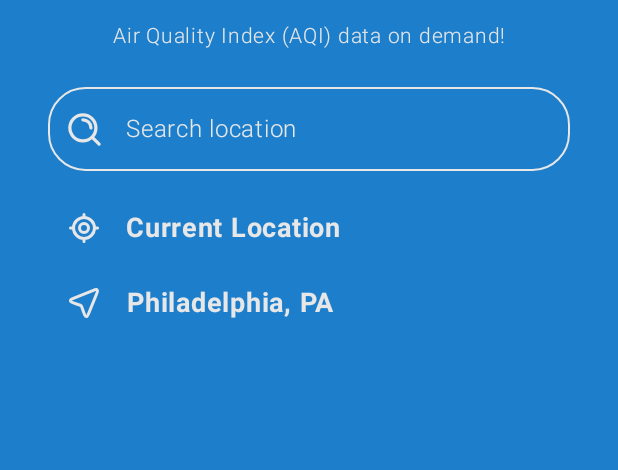
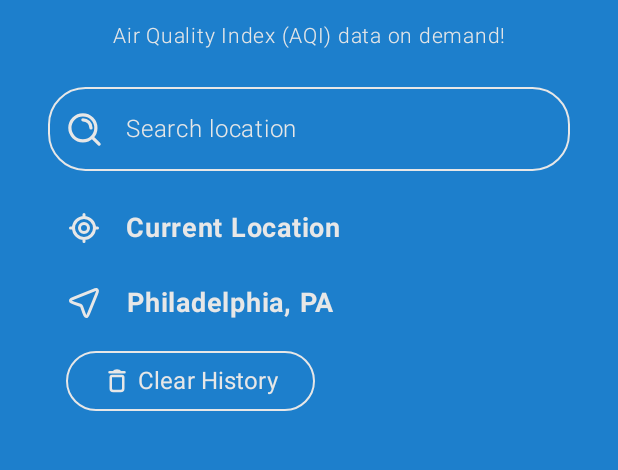
Before and after one commit to molson77/AirCheck, an Android app built with Jetpack Compose: the @Preview function LocationsPreview, on a phone screen of 412 x 824 dp, the part 253-723 px from its top. Run offline under Robolectric (Android 15) with nearby library versions, the light colour scheme and no system bars; our stand-ins replace Dagger/Hilt's generated code, Room's generated code, livedata-compose; network calls fail.

Commit message:
history deletion and error handling changes based on use case testing

```diff
--- a/app/src/main/java/com/example/aircheck/MainActivity.kt
+++ b/app/src/main/java/com/example/aircheck/MainActivity.kt
@@ -9,6 +9,7 @@ import androidx.activity.ComponentActivity
 import androidx.activity.compose.setContent
 import androidx.activity.result.contract.ActivityResultContracts
 import androidx.activity.viewModels
+import androidx.compose.foundation.BorderStroke
 import androidx.compose.foundation.clickable
 import androidx.compose.foundation.layout.Arrangement
 import androidx.compose.foundation.layout.Column
@@ -24,6 +25,8 @@ import androidx.compose.foundation.lazy.rememberLazyListState
 import androidx.compose.foundation.shape.RoundedCornerShape
 import androidx.compose.foundation.text.KeyboardActions
 import androidx.compose.foundation.text.KeyboardOptions
+import androidx.compose.material3.Button
+import androidx.compose.material3.ButtonDefaults
 import androidx.compose.material3.Icon
 import androidx.compose.material3.OutlinedTextField
 import androidx.compose.material3.OutlinedTextFieldDefaults
@@ -38,6 +41,7 @@ import androidx.compose.runtime.remember
 import androidx.compose.runtime.setValue
 import androidx.compose.ui.Alignment
 import androidx.compose.ui.Modifier
+import androidx.compose.ui.graphics.Color
 import androidx.compose.ui.res.colorResource
 import androidx.compose.ui.res.painterResource
 import androidx.compose.ui.res.stringResource
@@ -110,8 +114,8 @@ class MainActivity : ComponentActivity() {
                         onCurrentLocationSelected = {
                             getCurrentLocation()
                         },
-                        onSearchLocation = {
-
+                        onClearHistory = {
+                            viewModel.clearLocationHistory()
                         },
                         modifier = Modifier.fillMaxSize()
                     )
@@ -149,7 +153,7 @@ fun LandingPage(
     onLocationSelected: (Location) -> Unit,
     onSuggestionSelected: (Location) -> Unit,
     onCurrentLocationSelected: () -> Unit,
-    onSearchLocation: (String) -> Unit,
+    onClearHistory: () -> Unit,
     modifier: Modifier
 ) {
 
@@ -168,7 +172,7 @@ fun LandingPage(
             onLocationSelected = {onLocationSelected(it)},
             onSuggestionSelected = {onSuggestionSelected(it)},
             onCurrentLocationSelected = {onCurrentLocationSelected.invoke()},
-            onSearchLocation = {onSearchLocation.invoke(it)}
+            onClearHistory = {onClearHistory.invoke()}
         )
     }
 }
@@ -213,7 +217,7 @@ fun SearchAndHistory(
     onLocationSelected: (Location) -> Unit,
     onSuggestionSelected: (Location) -> Unit,
     onCurrentLocationSelected: () -> Unit,
-    onSearchLocation: (String) -> Unit,
+    onClearHistory:() -> Unit,
     modifier: Modifier = Modifier
 ) {
 
@@ -293,6 +297,7 @@ fun SearchAndHistory(
                         address = address,
                         onLocationSelected = {
                             onSuggestionSelected.invoke(it)
+                            query = ""
                         }
                     )
                 }
@@ -313,8 +318,39 @@ fun SearchAndHistory(
                     )
                 }
             }
+            if (locationList.isNotEmpty()) {
+                item {
+                    Button(
+                        onClick = {
+                            onClearHistory.invoke()
+                        },
+                        colors = ButtonDefaults.buttonColors(
+                            containerColor = colorResource(id = R.color.aircheck_blue),
+                        ),
+                        border = BorderStroke(1.dp, colorResource(id = R.color.aircheck_white))
+                    ) {
+                        Row(
+                            horizontalArrangement = Arrangement.spacedBy(4.dp),
+                            verticalAlignment = Alignment.CenterVertically
+                        ) {
+                            Icon(
+                                painter = painterResource(id = R.drawable.delete),
+                                contentDescription = "Delete History",
+                                tint = colorResource(id = R.color.aircheck_white),
+                                modifier = Modifier.size(20.dp)
+                            )
+                            Text(
+                                text = "Clear History",
+                                color = colorResource(id = R.color.aircheck_white),
+                                fontSize = TextUnit(16.0F, TextUnitType.Sp),
+                                fontWeight = FontWeight.Normal,
+                                fontFamily = FontFamily.Default
+                            )
+                        }
+                    }
+                }
+            }
         }
-
     }
 }
 
@@ -432,7 +468,13 @@ fun LocationsPreview() {
                     onLocationSelected = {},
                     onSuggestionSelected = {},
                     onCurrentLocationSelected = {},
-                    onSearchLocation = {}
+                    onClearHistory = {}
+                )
+                Text(text = "Clear History",
+                    color = colorResource(id = R.color.aircheck_white),//.copy(alpha = 0.4F),
+                    fontSize = TextUnit(16.0F, TextUnitType.Sp),
+                    fontWeight = FontWeight.Normal,
+                    fontFamily = FontFamily.Default,
                 )
             }
         }
--- a/app/src/main/java/com/example/aircheck/data/AqiResponse.kt
+++ b/app/src/main/java/com/example/aircheck/data/AqiResponse.kt
@@ -28,7 +28,7 @@ data class AqiSuccessResponse(
 
 data class Data(
     @SerializedName("aqi")
-    val aqi: Int = 0,
+    val aqi: String = "",
     @SerializedName("idx")
     val idx: Int = 0,
     @SerializedName("attributions")
--- a/app/src/main/java/com/example/aircheck/ui/viewmodels/AqiViewModel.kt
+++ b/app/src/main/java/com/example/aircheck/ui/viewmodels/AqiViewModel.kt
@@ -73,9 +73,9 @@ class AqiViewModel @Inject constructor(
                                         errorMessage = null,
                                         descriptionData = descriptionData,
                                         yesterdayForecastData = yesterdayForecastData,
-                                        yesterdayDescriptionData = yesterdayForecastData?.let { Utils.getDescriptionDataForAqiScore(it.avg) },
+                                        yesterdayDescriptionData = yesterdayForecastData?.let { Utils.getDescriptionDataForAqiScore(it.avg.toString()) },
                                         tomorrowForecastData = tomorrowForecastData,
-                                        tomorrowDescriptionData = tomorrowForecastData?.let { Utils.getDescriptionDataForAqiScore(it.avg) }
+                                        tomorrowDescriptionData = tomorrowForecastData?.let { Utils.getDescriptionDataForAqiScore(it.avg.toString()) }
                                     )
                                 }
                                 is AqiErrorResponse -> {
--- /dev/null
+++ b/app/src/main/res/drawable/delete.xml
@@ -0,0 +1,13 @@
+<vector xmlns:android="http://schemas.android.com/apk/res/android"
+    android:width="800dp"
+    android:height="800dp"
+    android:viewportWidth="24"
+    android:viewportHeight="24">
+  <path
+      android:pathData="M6,5H18M9,5V5C10.577,3.16 13.423,3.16 15,5V5M9,20H15C16.105,20 17,19.105 17,18V9C17,8.448 16.552,8 16,8H8C7.448,8 7,8.448 7,9V18C7,19.105 7.895,20 9,20Z"
+      android:strokeLineJoin="round"
+      android:strokeWidth="2"
+      android:fillColor="#00000000"
+      android:strokeColor="#FFFFFF"
+      android:strokeLineCap="round"/>
+</vector>
--- a/app/src/main/res/values/colors.xml
+++ b/app/src/main/res/values/colors.xml
@@ -16,4 +16,5 @@
     <color name="aqi_unhealthy">#F44336</color>
     <color name="aqi_very_unhealthy">#502997</color>
     <color name="aqi_hazardous">#720C04</color>
+    <color name="aqi_error">#555555</color>
 </resources>
```
Also changed, not shown: app/src/main/java/com/example/aircheck/AqiActivity.kt (+11 -44 lines), app/src/main/java/com/example/aircheck/ui/Utils.kt (+14 -3 lines), app/src/main/java/com/example/aircheck/ui/viewmodels/LocationViewModel.kt (+10 -2 lines).
